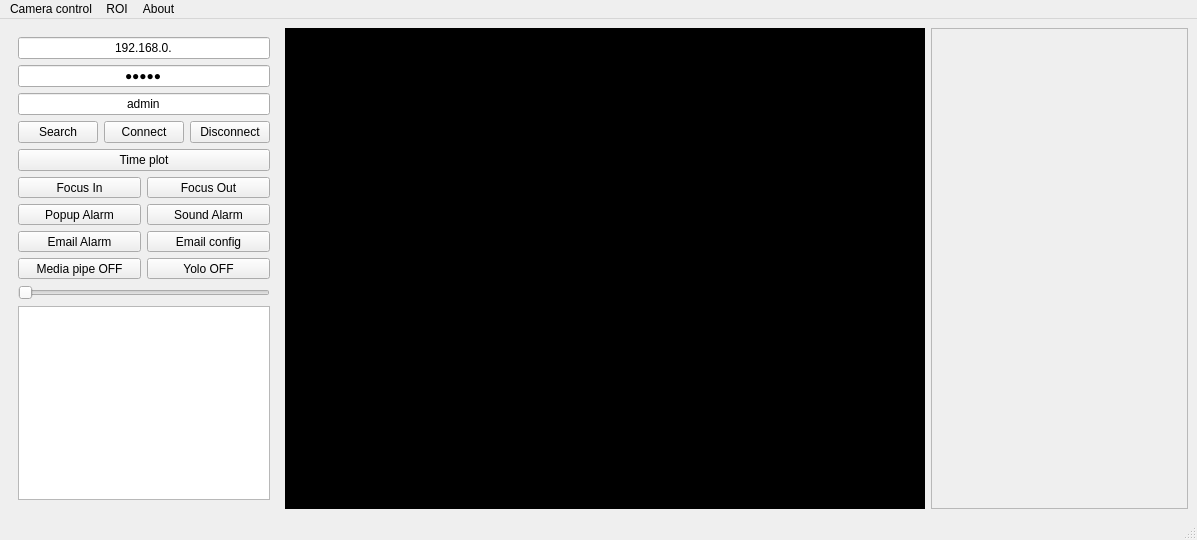
First picture: the form in thermalcam/resources/ui/viewer.ui, repository sue9010/IPCamera, before the edit.
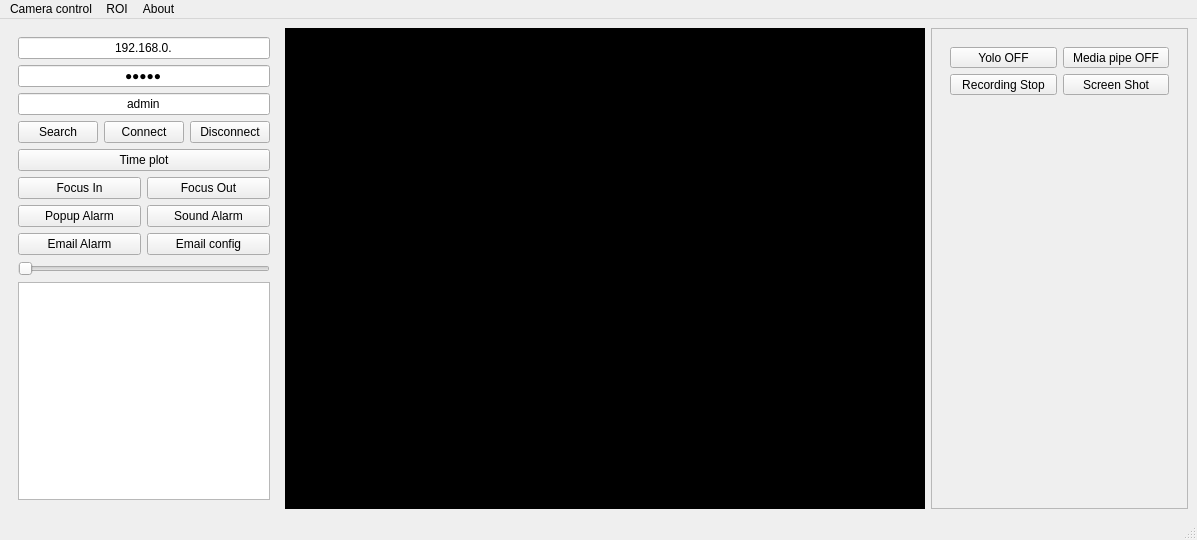
Second picture: the form after the edit.

What changed in the file:
```diff
--- a/thermalcam/resources/ui/viewer.ui
+++ b/thermalcam/resources/ui/viewer.ui
@@ -165,26 +165,6 @@
             </property>
            </widget>
           </item>
-          <item row="4" column="0">
-           <widget class="QPushButton" name="mediaPipeButton">
-            <property name="text">
-             <string>Media pipe OFF</string>
-            </property>
-           </widget>
-          </item>
-          <item row="4" column="1">
-           <widget class="QPushButton" name="yolo_button">
-            <property name="styleSheet">
-             <string notr="true"/>
-            </property>
-            <property name="text">
-             <string>Yolo OFF</string>
-            </property>
-            <property name="checkable">
-             <bool>false</bool>
-            </property>
-           </widget>
-          </item>
           <item row="0" column="0" colspan="2">
            <widget class="QPushButton" name="time_plot_button">
             <property name="text">
@@ -243,6 +223,52 @@
        <enum>QFrame::Raised</enum>
       </property>
       <layout class="QVBoxLayout" name="verticalLayout">
+       <item>
+        <widget class="QWidget" name="widget_3" native="true">
+         <property name="maximumSize">
+          <size>
+           <width>16777215</width>
+           <height>66</height>
+          </size>
+         </property>
+         <layout class="QGridLayout" name="gridLayout_3">
+          <item row="0" column="0">
+           <widget class="QPushButton" name="yolo_button">
+            <property name="styleSheet">
+             <string notr="true"/>
+            </property>
+            <property name="text">
+             <string>Yolo OFF</string>
+            </property>
+            <property name="checkable">
+             <bool>false</bool>
+            </property>
+           </widget>
+          </item>
+          <item row="0" column="1">
+           <widget class="QPushButton" name="mediaPipeButton">
+            <property name="text">
+             <string>Media pipe OFF</string>
+            </property>
+           </widget>
+          </item>
+          <item row="1" column="0">
+           <widget class="QPushButton" name="recordingButton">
+            <property name="text">
+             <string>Recording Stop</string>
+            </property>
+           </widget>
+          </item>
+          <item row="1" column="1">
+           <widget class="QPushButton" name="screenShotButton">
+            <property name="text">
+             <string>Screen Shot</string>
+            </property>
+           </widget>
+          </item>
+         </layout>
+        </widget>
+       </item>
        <item>
         <widget class="QWidget" name="roi_grid" native="true">
          <property name="minimumSize">
```
Left out of the diff: 28 changed lines with no effect on the pictures.
